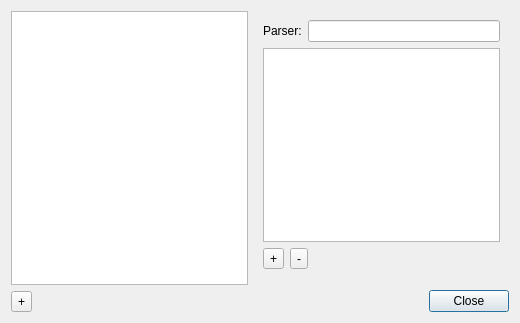
First picture: the form in src/ui/LogFormatDialog.ui, repository agateau/lovi, before the edit.
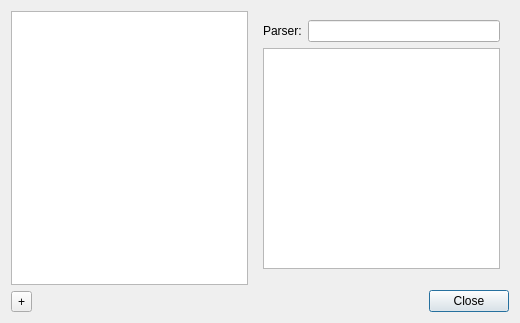
Second picture: the form after the edit. Icons and pictures are not drawn. Custom widgets are drawn as their Qt base class.

Commit message:
New way to add/remove highlights
"Add highlight" button is now a floating button, using WidgetFloater from
Gwenview (Yay!).
"Remove highlight" button is now a context menu action.

Patch:
```diff
--- a/src/ui/LogFormatDialog.ui
+++ b/src/ui/LogFormatDialog.ui
@@ -32,7 +32,8 @@
         <string>+</string>
        </property>
        <property name="icon">
-        <iconset theme="list-add"/>
+        <iconset theme="list-add">
+         <normaloff>.</normaloff>.</iconset>
        </property>
       </widget>
      </item>
@@ -63,6 +64,16 @@
       </sizepolicy>
      </property>
      <layout class="QGridLayout" name="gridLayout_3">
+      <item row="1" column="0" colspan="2">
+       <widget class="QListView" name="highlightListView">
+        <property name="editTriggers">
+         <set>QAbstractItemView::NoEditTriggers</set>
+        </property>
+       </widget>
+      </item>
+      <item row="2" column="0" colspan="2">
+       <widget class="HighlightWidget" name="highlightWidget" native="true"/>
+      </item>
       <item row="0" column="0">
        <widget class="QLabel" name="label">
         <property name="text">
@@ -76,53 +87,6 @@
       <item row="0" column="1">
        <widget class="QLineEdit" name="parserLineEdit"/>
       </item>
-      <item row="1" column="0" colspan="2">
-       <widget class="QListView" name="highlightListView">
-        <property name="editTriggers">
-         <set>QAbstractItemView::NoEditTriggers</set>
-        </property>
-       </widget>
-      </item>
-      <item row="2" column="0" colspan="2">
-       <layout class="QHBoxLayout" name="horizontalLayout">
-        <item>
-         <widget class="QToolButton" name="addHighlightButton">
-          <property name="text">
-           <string>+</string>
-          </property>
-          <property name="icon">
-           <iconset theme="list-add"/>
-          </property>
-         </widget>
-        </item>
-        <item>
-         <widget class="QToolButton" name="removeHighlightButton">
-          <property name="text">
-           <string>-</string>
-          </property>
-          <property name="icon">
-           <iconset theme="list-remove"/>
-          </property>
-         </widget>
-        </item>
-        <item>
-         <spacer name="horizontalSpacer_2">
-          <property name="orientation">
-           <enum>Qt::Horizontal</enum>
-          </property>
-          <property name="sizeHint" stdset="0">
-           <size>
-            <width>40</width>
-            <height>20</height>
-           </size>
-          </property>
-         </spacer>
-        </item>
-       </layout>
-      </item>
-      <item row="3" column="0" colspan="2">
-       <widget class="HighlightWidget" name="highlightWidget" native="true"/>
-      </item>
      </layout>
     </widget>
    </item>
```
The commit also changes 4 other files.
